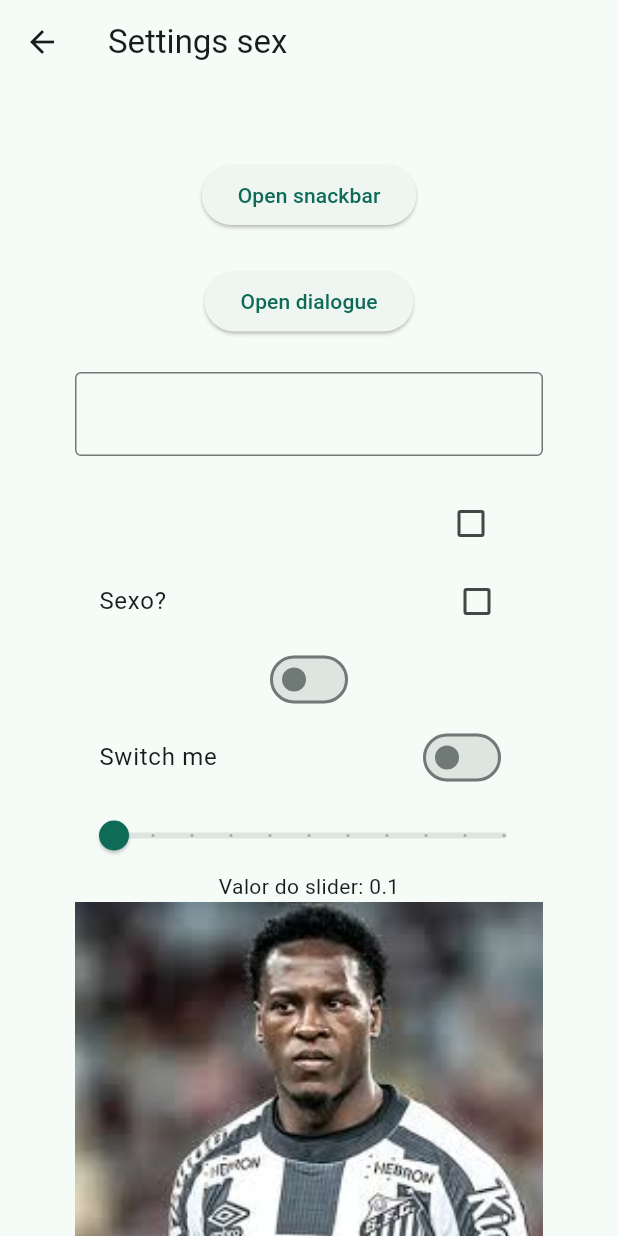
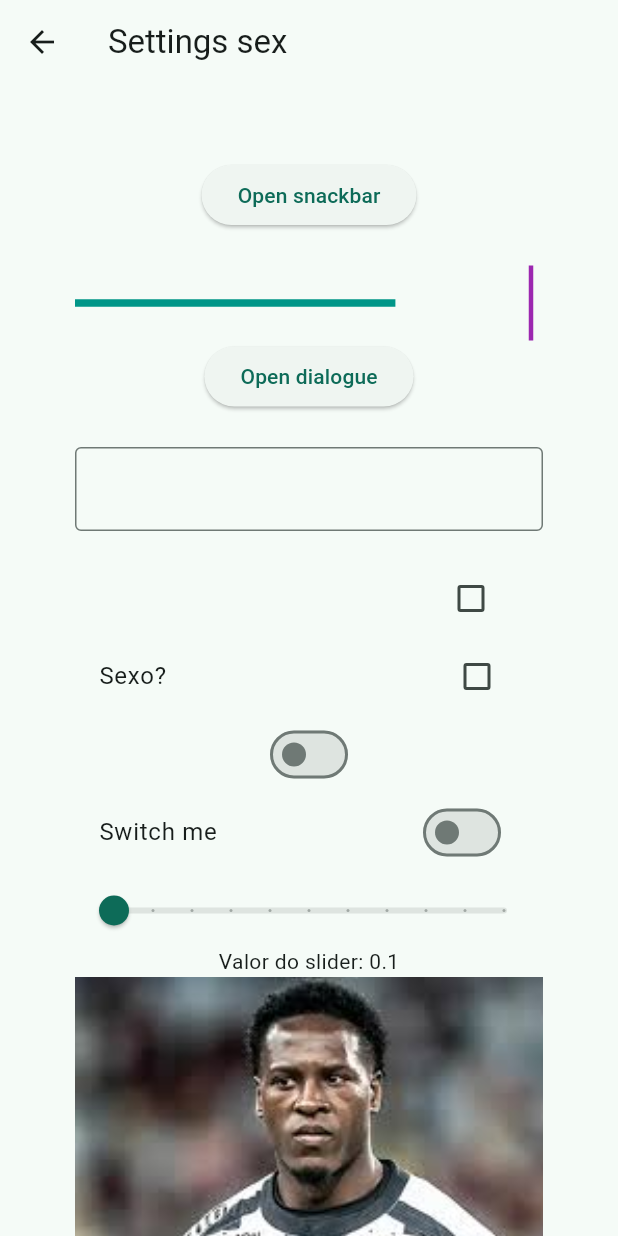
Before and after one commit to ericksgmes/carte, a Flutter app: the SettingsPage screen opened directly, on a phone screen of 412 x 824 dp. Run offline on Flutter 3.47's test engine with Material 3 defaults, Android fonts, the light colour scheme and no system bars.

Commit message:
feat: add a divider

```diff
--- a/lib/views/pages/settings_page.dart
+++ b/lib/views/pages/settings_page.dart
@@ -46,6 +46,22 @@ class _SettingsPageState extends State<SettingsPage> {
                   },
                   child: Text("Open snackbar"),
                 ),
+              ),
+              Row(
+                crossAxisAlignment: CrossAxisAlignment.center,
+                children: [
+                  Expanded(
+                    child: Divider(
+                      color: Colors.teal,
+                      thickness: 5,
+                      endIndent: MediaQuery.of(context).size.width * 0.2,
+                    ),
+                  ),
+                  Container(
+                    height: 50,
+                    child: VerticalDivider(color: Colors.purple, thickness: 3),
+                  ),
+                ],
               ),
               Padding(
                 padding: const EdgeInsets.only(bottom: 23.0),
```
